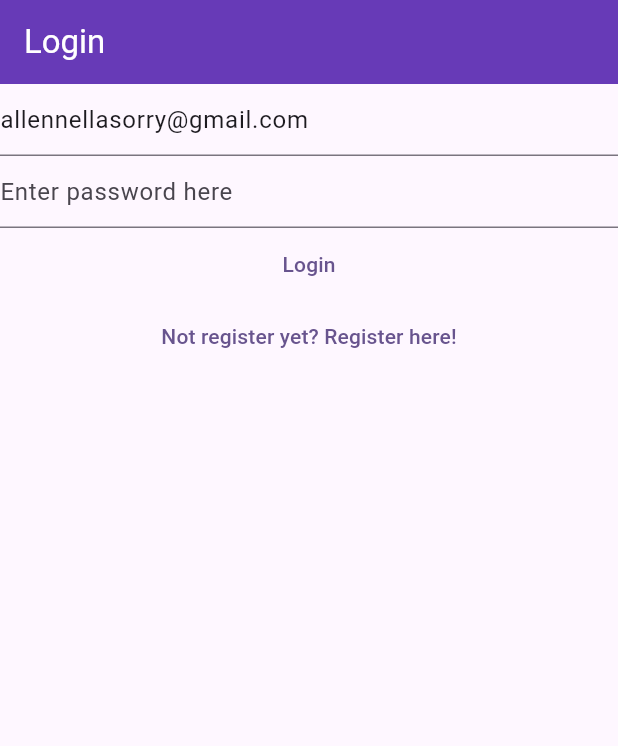
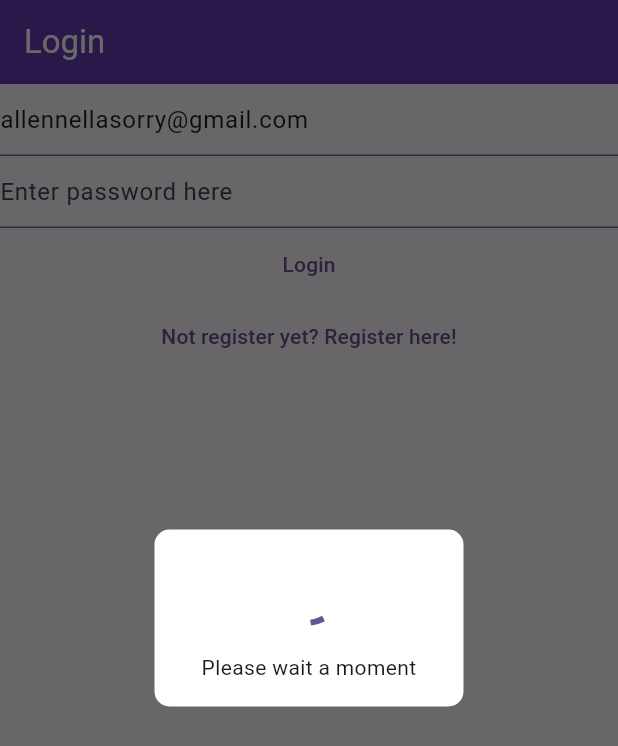
Before and after one commit to LenOfAl/NotesApp, a Flutter app: the screen it shows after launch, on a phone screen of 412 x 824 dp. Shown: the top 746 px of the screen. Run offline on Flutter 3.47's test engine with Material 3 defaults, Android fonts, the phone set to English and light mode, and no system bars; our stand-ins replace cloud_firestore, equatable, firebase_auth, firebase_core, flutter_bloc, share_plus; accounts and stored records are empty.

Commit message:
overlay for loading

```diff
--- /dev/null
+++ b/lib/helper/loading/loading_sceen.dart
@@ -0,0 +1,100 @@
+import 'dart:async';
+
+import 'package:comingsoon/helper/loading/loading_screen_controller.dart';
+import 'package:flutter/material.dart';
+
+class LoadingScreen {
+  factory LoadingScreen() => _shared;
+  static final LoadingScreen _shared = LoadingScreen._sharedInstance();
+  LoadingScreen._sharedInstance();
+
+  LoadingScreenController? controller;
+
+  void show({
+    required BuildContext context,
+    required String text,
+  }) {
+    if (controller?.update(text) ?? false) {
+      return;
+    } else {
+      controller = showOverlay(
+        context: context,
+        text: text,
+      );
+    }
+  }
+
+  void hide() {
+    controller?.close();
+    controller = null;
+  }
+
+  LoadingScreenController showOverlay({
+    required BuildContext context,
+    required String text,
+  }) {
+    final _text = StreamController<String>();
+    _text.add(text);
+    final state = Overlay.of(context);
+    final renderBox = context.findRenderObject() as RenderBox;
+    final size = renderBox.size;
+    final overlay = OverlayEntry(
+      builder: (context) {
+        return Material(
+          color: Colors.black.withAlpha(150),
+          child: Center(
+            child: Container(
+              constraints: BoxConstraints(
+                maxWidth: size.width * 0.8,
+                maxHeight: size.height * 0.8,
+                minWidth: size.width * 0.5,
+                minHeight: size.height * 0.1,
+              ),
+              decoration: BoxDecoration(
+                color: Colors.white,
+                borderRadius: BorderRadius.circular(10.0),
+              ),
+              child: Padding(
+                  padding: const EdgeInsets.all(16),
+                  child: SingleChildScrollView(
+                    child: Column(
+                      mainAxisSize: MainAxisSize.min,
+                      mainAxisAlignment: MainAxisAlignment.center,
+                      children: [
+                        const SizedBox(height: 10.0),
+                        const CircularProgressIndicator(),
+                        const SizedBox(height: 20.0),
+                        StreamBuilder(
+                            stream: _text.stream,
+                            builder: (context, snapshot) {
+                              if (snapshot.hasData) {
+                                return Text(
+                                  snapshot.data as String,
+                                  textAlign: TextAlign.center,
+                                );
+                              } else {
+                                return Container();
+                              }
+                            })
+                      ],
+                    ),
+                  )),
+            ),
+          ),
+        );
+      },
+    );
+    state.insert(overlay);
+    return LoadingScreenController(
+      close: () {
+        _text.close();
+        overlay.remove();
+        return true;
+      },
+      update: (text) {
+        _text.add(text);
+        return true;
+      },
+    );
+  }
+}
--- /dev/null
+++ b/lib/helper/loading/loading_screen_controller.dart
@@ -0,0 +1,15 @@
+import 'package:flutter/foundation.dart' show immutable;
+
+typedef ClosedLoadingScreen = bool Function();
+typedef UpdateLoadingScreen = bool Function(String text);
+
+@immutable
+class LoadingScreenController {
+  final ClosedLoadingScreen close;
+  final UpdateLoadingScreen update;
+
+  const LoadingScreenController({
+    required this.close,
+    required this.update,
+  });
+}
--- a/lib/main.dart
+++ b/lib/main.dart
@@ -1,3 +1,4 @@
+import 'package:comingsoon/helper/loading/loading_sceen.dart';
 import 'package:comingsoon/services/auth/bloc/auth_bloc.dart';
 import 'package:comingsoon/services/auth/bloc/auth_event.dart';
 import 'package:comingsoon/services/auth/bloc/auth_state.dart';
@@ -40,7 +41,16 @@ class HomePage extends StatelessWidget {
   @override
   Widget build(BuildContext context) {
     context.read<AuthBloc>().add(const AuthEventInitialize());
-    return BlocBuilder<AuthBloc, AuthState>(
+    return BlocConsumer<AuthBloc, AuthState>(
+      listener: (context, state) {
+        if (state.isLoading) {
+          LoadingScreen().show(
+              context: context,
+              text: state.loadingText ?? 'Please wait a moment');
+        } else {
+          LoadingScreen().hide();
+        }
+      },
       builder: (context, state) {
         if (state is AuthStateLoggedIn) {
           return const NotesView();
--- a/lib/services/auth/bloc/auth_bloc.dart
+++ b/lib/services/auth/bloc/auth_bloc.dart
@@ -4,7 +4,8 @@ import 'package:comingsoon/services/auth/bloc/auth_state.dart';
 import 'package:flutter_bloc/flutter_bloc.dart';
 
 class AuthBloc extends Bloc<AuthEvent, AuthState> {
-  AuthBloc(AuthProvider provider) : super(const AuthStateUninitialize()) {
+  AuthBloc(AuthProvider provider)
+      : super(const AuthStateUninitialize(isLoading: false)) {
     //send email verfication
     on<AuthEventSendEmailVerification>((event, emit) async {
       await provider.sendEmailVerification();
@@ -21,9 +22,12 @@ class AuthBloc extends Bloc<AuthEvent, AuthState> {
           password: password,
         );
         await provider.sendEmailVerification();
-        emit(const AuthStateNeedsVerification());
+        emit(const AuthStateNeedsVerification(isLoading: false));
       } on Exception catch (e) {
-        emit(AuthStateRegistering(e));
+        emit(AuthStateRegistering(
+          exception: e,
+          isLoading: false,
+        ));
       }
     });
 
@@ -35,12 +39,12 @@ class AuthBloc extends Bloc<AuthEvent, AuthState> {
         if (user == null) {
           emit(const AuthStateLoggedOut(
             exception: null,
-            isLoading: false,
+            isLoading: true,
           ));
         } else if (!user.isEmailVerified) {
-          emit(const AuthStateNeedsVerification());
+          emit(const AuthStateNeedsVerification(isLoading: false));
         } else {
-          emit(AuthStateLoggedIn(user));
+          emit(AuthStateLoggedIn(user: user, isLoading: false));
         }
       },
     );
@@ -48,9 +52,9 @@ class AuthBloc extends Bloc<AuthEvent, AuthState> {
     //Log In
     on<AuthEventLogIn>((event, emit) async {
       emit(const AuthStateLoggedOut(
-        exception: null,
-        isLoading: true,
-      ));
+          exception: null,
+          isLoading: true,
+          loadingText: 'Please wait while I log you in'));
       final email = event.email;
       final password = event.password;
       try {
@@ -63,13 +67,16 @@ class AuthBloc extends Bloc<AuthEvent, AuthState> {
             exception: null,
             isLoading: false,
           ));
-          emit(const AuthStateNeedsVerification());
+          emit(const AuthStateNeedsVerification(isLoading: false));
         } else {
           emit(const AuthStateLoggedOut(
             exception: null,
             isLoading: false,
           ));
-          emit(AuthStateLoggedIn(user));
+          emit(AuthStateLoggedIn(
+            user: user,
+            isLoading: false,
+          ));
         }
       } on Exception catch (e) {
         emit(AuthStateLoggedOut(
--- a/lib/services/auth/bloc/auth_state.dart
+++ b/lib/services/auth/bloc/auth_state.dart
@@ -4,35 +4,43 @@ import 'package:equatable/equatable.dart';
 
 @immutable
 abstract class AuthState {
-  const AuthState();
+  final bool isLoading;
+  final String? loadingText;
+  const AuthState({
+    required this.isLoading,
+    this.loadingText = 'Please wait a moment',
+  });
 }
 
 class AuthStateUninitialize extends AuthState {
-  const AuthStateUninitialize();
+  const AuthStateUninitialize({required super.isLoading});
 }
 
 class AuthStateRegistering extends AuthState {
   final Exception? exception;
-  const AuthStateRegistering(this.exception);
+  const AuthStateRegistering({
+    required super.isLoading,
+    required this.exception,
+  });
 }
 
 class AuthStateNeedsVerification extends AuthState {
-  const AuthStateNeedsVerification();
+  const AuthStateNeedsVerification({required super.isLoading});
 }
 
 class AuthStateLoggedIn extends AuthState {
   final AuthUser user;
-  const AuthStateLoggedIn(this.user);
+  const AuthStateLoggedIn({required this.user, required super.isLoading});
 }
 
 class AuthStateLoggedOut extends AuthState with EquatableMixin {
   final Exception? exception;
-  final bool isLoading;
+  // ignore: use_super_parameters
   const AuthStateLoggedOut({
     required this.exception,
-    required this.isLoading,
+    required super.isLoading,
+    super.loadingText,
   });
-
   @override
   List<Object?> get props => [exception, isLoading];
 }
--- a/lib/utilities/dialogs/loading_dialog.dart
+++ b/lib/utilities/dialogs/loading_dialog.dart
@@ -14,6 +14,7 @@ CloseDialog showLoadingDialog(
       ],
     ),
   );
+
   showDialog(
     context: context,
     barrierDismissible: false,
```
Also changed, not shown: lib/views/login_view.dart (+0 -13 lines).
